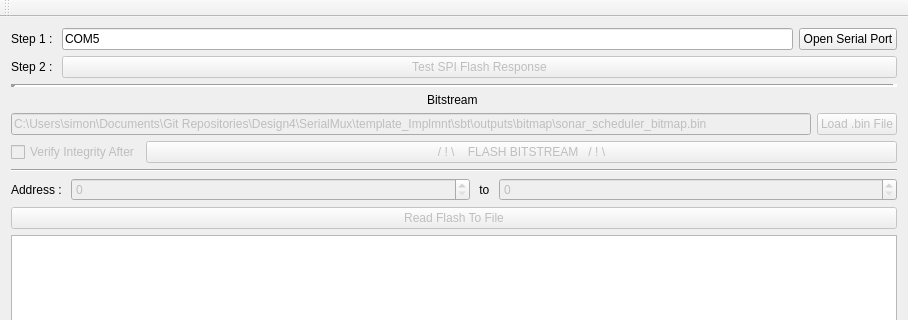
Old version of the form GUI/mainwindow.ui in the repository simonbeaudoin0935/TinyFPGA-Programmer; both pictures show x 0 to 908 and y 0 to 320 of the 908 by 783 pixel window.
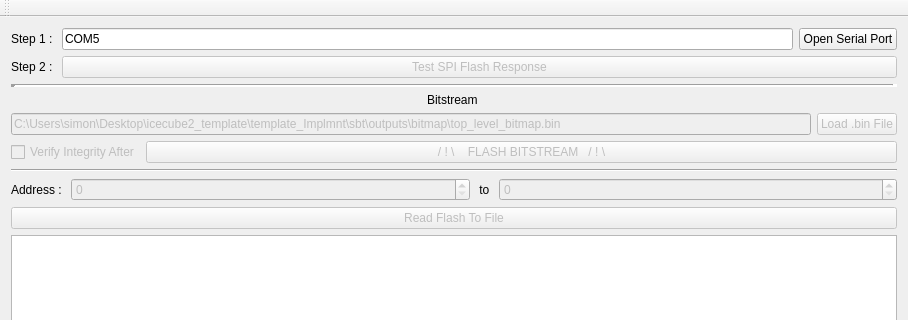
New version of the form.

Patch:
```diff
--- a/GUI/mainwindow.ui
+++ b/GUI/mainwindow.ui
@@ -103,7 +103,7 @@
            <bool>false</bool>
           </property>
           <property name="text">
-           <string>C:\Users\simon\Documents\Git Repositories\Design4\SerialMux\template_Implmnt\sbt\outputs\bitmap\sonar_scheduler_bitmap.bin</string>
+           <string>C:\Users\simon\Desktop\icecube2_template\template_Implmnt\sbt\outputs\bitmap\top_level_bitmap.bin</string>
           </property>
          </widget>
         </item>
```
